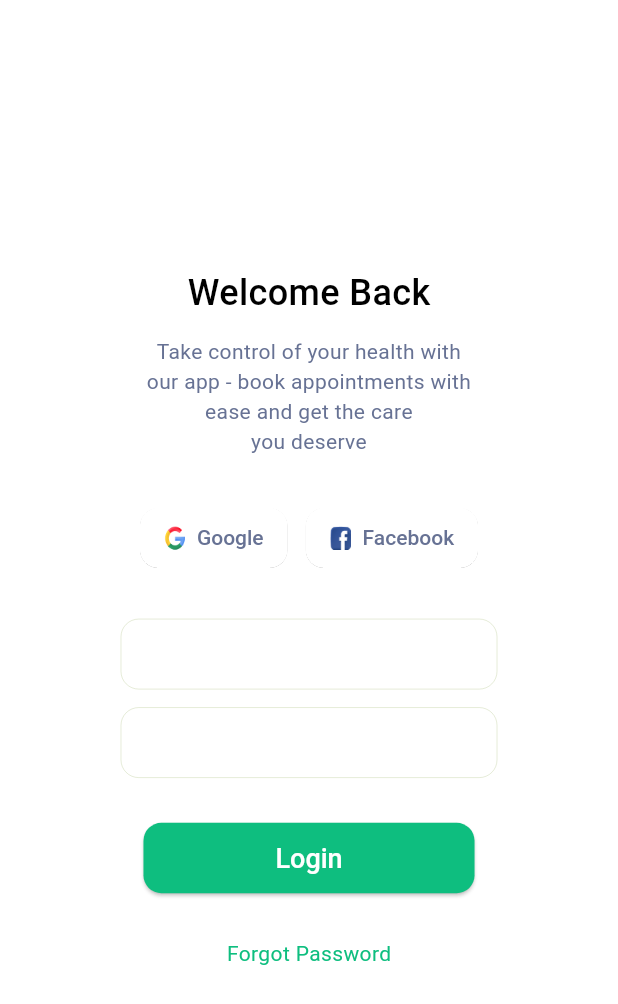
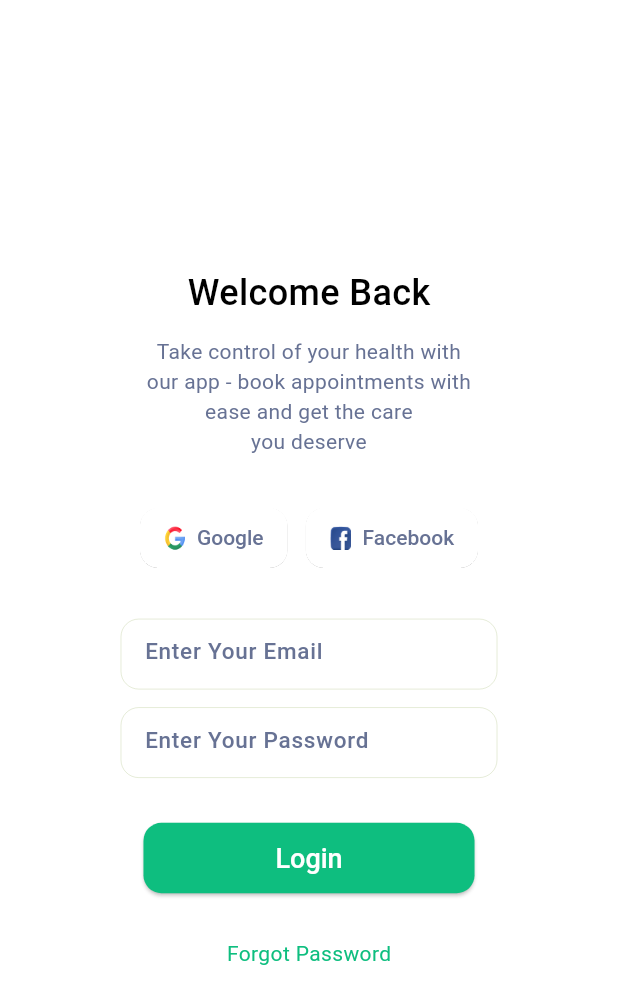
Before and after one commit to JabedJahangir/Doctor_Mobile_App, a Flutter app: the screen it shows after launch, after a tap on "Get Started", on a phone screen of 412 x 824 dp. Shown: the top 1004 px of the screen. Run offline on Flutter 3.47's test engine with Material 3 defaults, Android fonts, the light colour scheme and no system bars; our stand-ins replace carousel_slider.

Commit message:
Update email and password boxes, login page, and splash screen

```diff
--- a/lib/Widgets/email_box.dart
+++ b/lib/Widgets/email_box.dart
@@ -1,7 +1,30 @@
 import 'package:flutter/material.dart';
 
-class EmailBox extends StatelessWidget {
+class EmailBox extends StatefulWidget {
   const EmailBox({super.key});
+
+  @override
+  State<EmailBox> createState() => _EmailBoxState();
+}
+
+class _EmailBoxState extends State<EmailBox> {
+  final TextEditingController _controller = TextEditingController();
+  bool _isTextEntered = false;
+  @override
+  void initState() {
+    super.initState();
+    _controller.addListener(() {
+      setState(() {
+        _isTextEntered = _controller.text.isNotEmpty;
+      });
+    });
+  }
+
+  @override
+  void dispose() {
+    super.dispose();
+    _controller.dispose();
+  }
 
   @override
   Widget build(BuildContext context) {
@@ -12,13 +35,31 @@ class EmailBox extends StatelessWidget {
         color: Color(0xff67729429),
       ),
     );
-    return Container(
+    return SizedBox(
       width: 251,
       height: 47,
-      decoration: BoxDecoration(),
       child: TextField(
-        decoration:
-            InputDecoration(focusedBorder: border, enabledBorder: border),
+        controller: _controller,
+        decoration: InputDecoration(
+          hintText: 'Enter Your Email',
+          hintStyle: TextStyle(
+              fontSize: 15,
+              fontWeight: FontWeight.w500,
+              color: Color(0xFF677294)),
+          suffixIcon: _isTextEntered
+              ? IconButton(
+                  onPressed: () {
+                    _controller.clear();
+                    setState(() {
+                      _isTextEntered = false;
+                    });
+                  },
+                  icon: Icon(Icons.clear),
+                )
+              : null,
+          focusedBorder: border,
+          enabledBorder: border,
+        ),
       ),
     );
   }
--- a/lib/Widgets/password_box.dart
+++ b/lib/Widgets/password_box.dart
@@ -1,7 +1,33 @@
 import 'package:flutter/material.dart';
 
-class PasswordBox extends StatelessWidget {
+class PasswordBox extends StatefulWidget {
   const PasswordBox({super.key});
+
+  @override
+  State<PasswordBox> createState() => _PasswordBoxState();
+}
+
+class _PasswordBoxState extends State<PasswordBox> {
+  final TextEditingController _passController = TextEditingController();
+
+  bool _isVisible = false;
+  bool _emptyPass = false;
+
+  @override
+  void initState() {
+    super.initState();
+    _passController.addListener(() {
+      setState(() {
+        _emptyPass = _passController.text.isNotEmpty;
+      });
+    });
+  }
+
+  @override
+  void dispose() {
+    super.dispose();
+    _passController.dispose();
+  }
 
   @override
   Widget build(BuildContext context) {
@@ -17,8 +43,26 @@ class PasswordBox extends StatelessWidget {
       height: 47,
       decoration: BoxDecoration(),
       child: TextField(
-        decoration:
-            InputDecoration(focusedBorder: border, enabledBorder: border),
+        controller: _passController,
+        obscureText: !_isVisible,
+        decoration: InputDecoration(
+            hintText: 'Enter Your Password',
+            hintStyle: TextStyle(
+                fontSize: 15,
+                fontWeight: FontWeight.w500,
+                color: Color(0xFF677294)),
+            suffixIcon: _emptyPass
+                ? IconButton(
+                    onPressed: () {
+                      setState(() {
+                        _isVisible = !_isVisible;
+                      });
+                    },
+                    icon: Icon(
+                        _isVisible ? Icons.visibility : Icons.visibility_off))
+                : null,
+            focusedBorder: border,
+            enabledBorder: border),
       ),
     );
   }
--- a/lib/log_in_page.dart
+++ b/lib/log_in_page.dart
@@ -14,6 +14,7 @@ class LogInPage extends StatelessWidget {
   Widget build(BuildContext context) {
     return Scaffold(
       body: Center(
+        child: SingleChildScrollView(
           child: Column(
             mainAxisAlignment: MainAxisAlignment.center,
             children: [
@@ -83,6 +84,7 @@ class LogInPage extends StatelessWidget {
             ],
           ),
         ),
+      ),
     );
   }
 }
--- a/lib/splash_screen.dart
+++ b/lib/splash_screen.dart
@@ -9,16 +9,21 @@ class SplashScreen extends StatelessWidget {
   @override
   Widget build(BuildContext context) {
     return Scaffold(
-        body: Padding(
-      padding: const EdgeInsets.only(left: 21, right: 22, top: 20),
+        body: SafeArea(
+      child: Padding(
+        padding: const EdgeInsets.symmetric(horizontal: 20),
         child: Column(
-        spacing: 15,
           children: [
-          Image.asset(AppImages.splashImage),
-          Center(
-            child: Padding(
-              padding: const EdgeInsets.all(8.0),
-              child: Text(
+            Expanded(
+                child: Image.asset(
+              AppImages.splashImage,
+              width: MediaQuery.of(context).size.width * 0.8,
+            )),
+            Expanded(
+              child: Center(
+                child: Column(
+                  children: [
+                    Text(
                       'Experience seamless healthcare\naccess at your fingertips - book\nappointments, see top doctors,\nand prioritize your well-being with\nour revolutionary app!',
                       textAlign: TextAlign.center,
                       style: TextStyle(
@@ -26,17 +31,25 @@ class SplashScreen extends StatelessWidget {
                           fontWeight: FontWeight.w400,
                           color: Color(0xFF677294)),
                     ),
-            ),
+                    const SizedBox(
+                      height: 30,
                     ),
                     ButtonWidget(
                       buttonText: 'Get Started',
                       onPressed: () {
-              Navigator.push(context,
-                  MaterialPageRoute(builder: (context) => LogInPage()));
+                        Navigator.push(
+                            context,
+                            MaterialPageRoute(
+                                builder: (context) => LogInPage()));
                       },
                     )
                   ],
                 ),
+              ),
+            ),
+          ],
+        ),
+      ),
     ));
   }
 }
```
Lines whose indentation alone changed are shown as unchanged.
